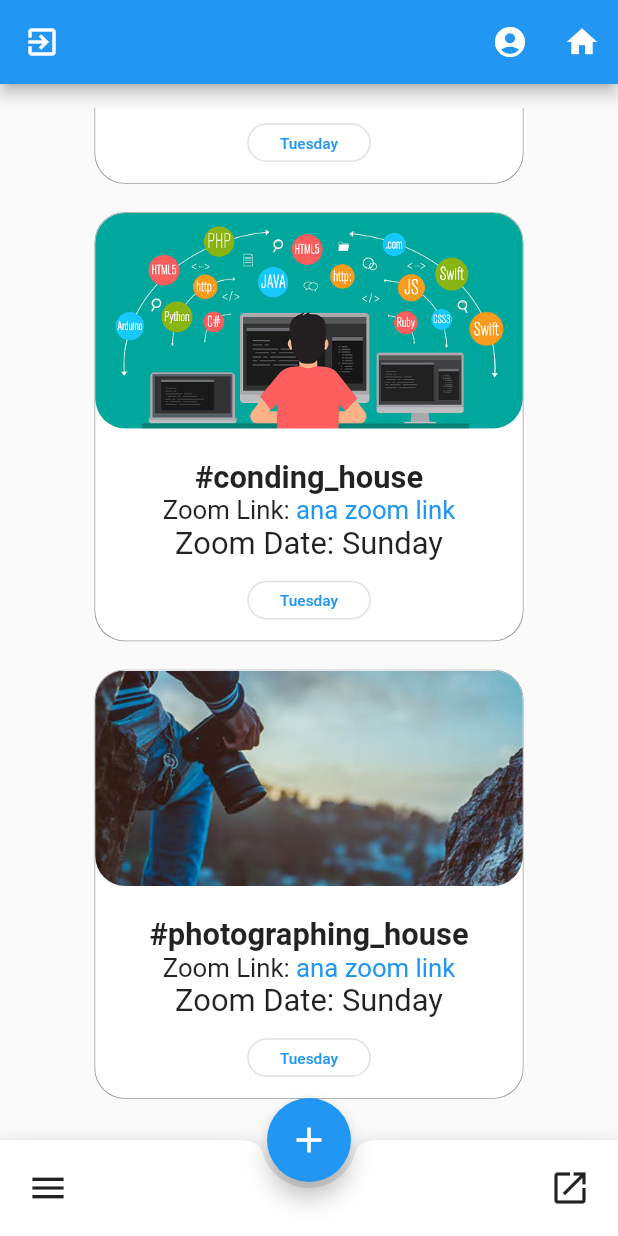
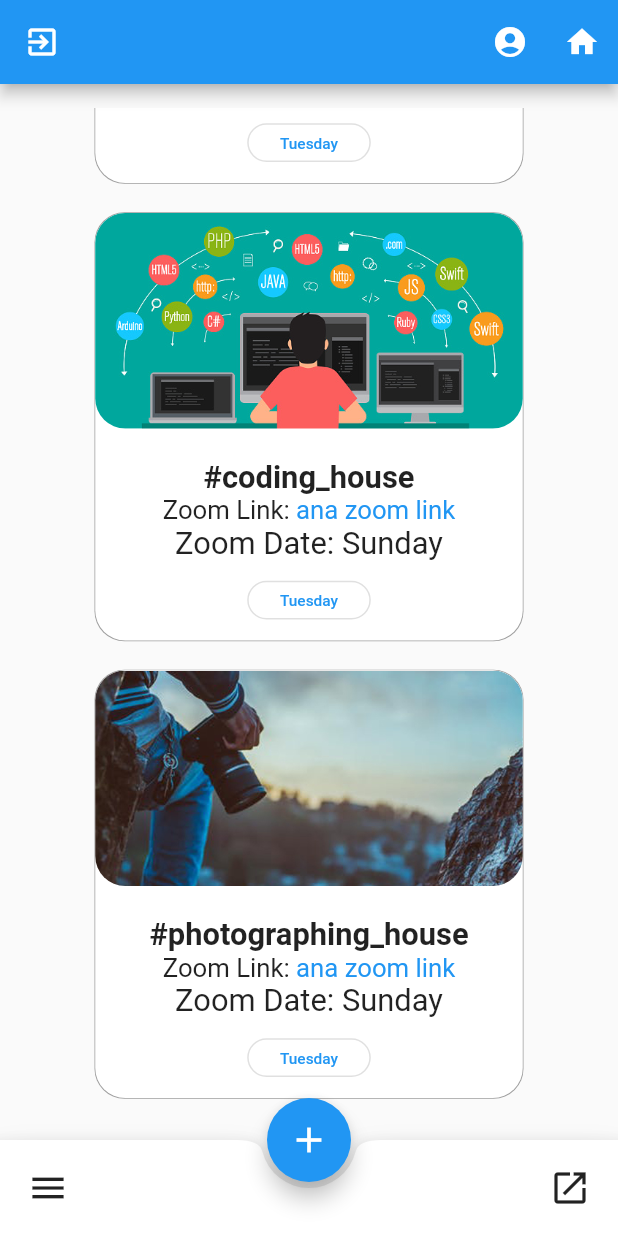
Before and after one commit to MichelineMedhat/Summer_Challenge, a Flutter app: the HomeScreen screen opened directly, scrolled down 552 dp, on a phone screen of 412 x 824 dp. Run offline on Flutter 3.47's test engine with Material 2 defaults, Android fonts, the phone set to English and light mode, and no system bars; our stand-ins replace bloc, cloud_firestore, equatable, flutter_bloc, rxdart, shared_preferences; missing offline and left inert: firebase, image_picker_web; accounts and stored records are empty.

```diff
--- a/user/lib/screens/houses_page.dart
+++ b/user/lib/screens/houses_page.dart
@@ -18,6 +18,8 @@ class HousesPage extends StatelessWidget {
       releaseDate: 'Tuesday',
       zoomDate: 'Sunday',
       zoomLink: 'ana zoom link',
+      playlistUri:
+          'PLiWY5uwrAVPuUipwXGjBXIghPJm4YoQCR',
     ));
     houses.add(House(
       houseName: 'illustrator_house',
@@ -25,13 +27,16 @@ class HousesPage extends StatelessWidget {
       releaseDate: 'Tuesday',
       zoomDate: 'Sunday',
       zoomLink: 'ana zoom link',
+      playlistUri:
+          "PLiWY5uwrAVPtrNYnLH20eJymVbloRLchi",
     ));
     houses.add(House(
-      houseName: 'conding_house',
+      houseName: 'coding_house',
       imageName: 'coding.jpg',
       releaseDate: 'Tuesday',
       zoomDate: 'Sunday',
       zoomLink: 'ana zoom link',
+      playlistUri: 'PLiWY5uwrAVPtj6Y82sZmi18hIH2FpwAR6',
     ));
     houses.add(House(
       houseName: 'photographing_house',
@@ -54,11 +59,13 @@ class HousesPage extends StatelessWidget {
           children: List<Widget>.generate(
             houses.length,
             (int index) => House(
-                houseName: houses[index].houseName,
-                imageName: houses[index].imageName,
-                releaseDate: houses[index].releaseDate,
-                zoomDate: houses[index].zoomDate,
-                zoomLink: houses[index].zoomLink),
+              houseName: houses[index].houseName,
+              imageName: houses[index].imageName,
+              releaseDate: houses[index].releaseDate,
+              zoomDate: houses[index].zoomDate,
+              zoomLink: houses[index].zoomLink,
+              playlistUri: houses[index].playlistUri,
+            ),
           )),
     );
   }
--- a/user/lib/widgets/house_card.dart
+++ b/user/lib/widgets/house_card.dart
@@ -2,6 +2,7 @@ import 'package:flutter/material.dart';
 import 'package:url_launcher/url_launcher.dart';
 
 class House extends StatelessWidget {
+  final String playlistUri;
   final String houseName;
   final String zoomLink;
   final String zoomDate;
@@ -9,7 +10,8 @@ class House extends StatelessWidget {
   final String imageName;
 
   House(
-      {this.houseName,
+      {this.playlistUri,
+      this.houseName,
       this.zoomLink,
       this.zoomDate,
       this.imageName,
@@ -19,7 +21,7 @@ class House extends StatelessWidget {
   Widget build(BuildContext context) {
     return InkWell(
       hoverColor: Colors.transparent,
-      onTap: () {},
+      onTap: () => playlistUri != null?  launch('https://www.youtube.com/playlist?list=$playlistUri'): null,
       child: Container(
         margin: EdgeInsets.all(8),
         decoration: BoxDecoration(
```
